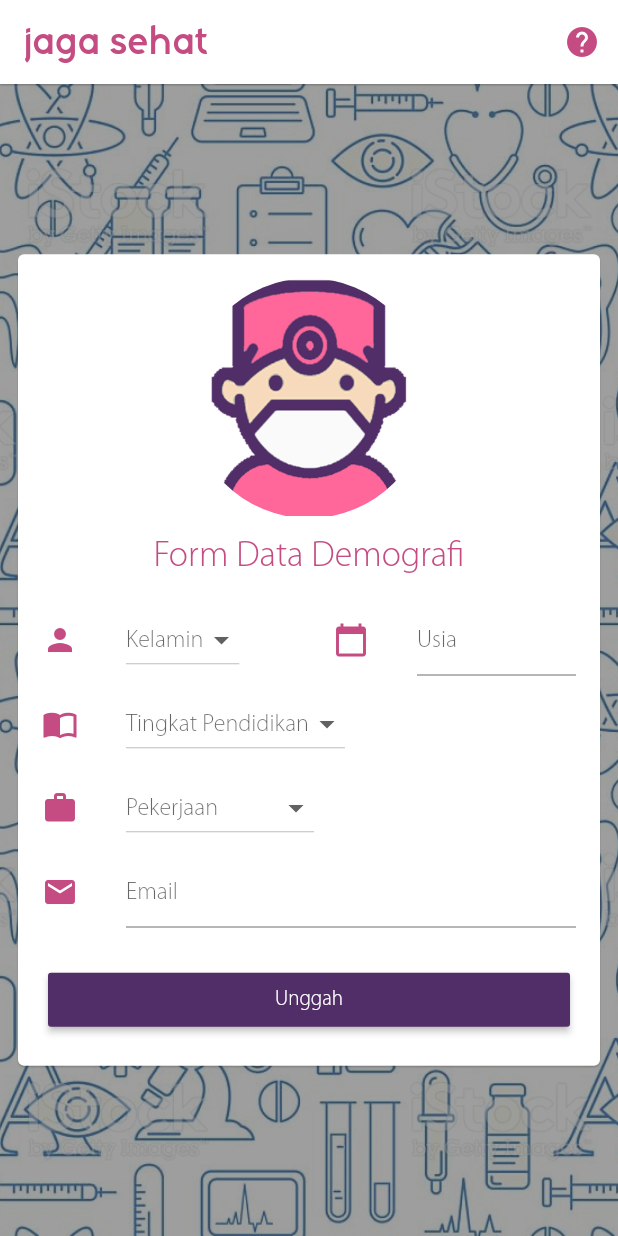
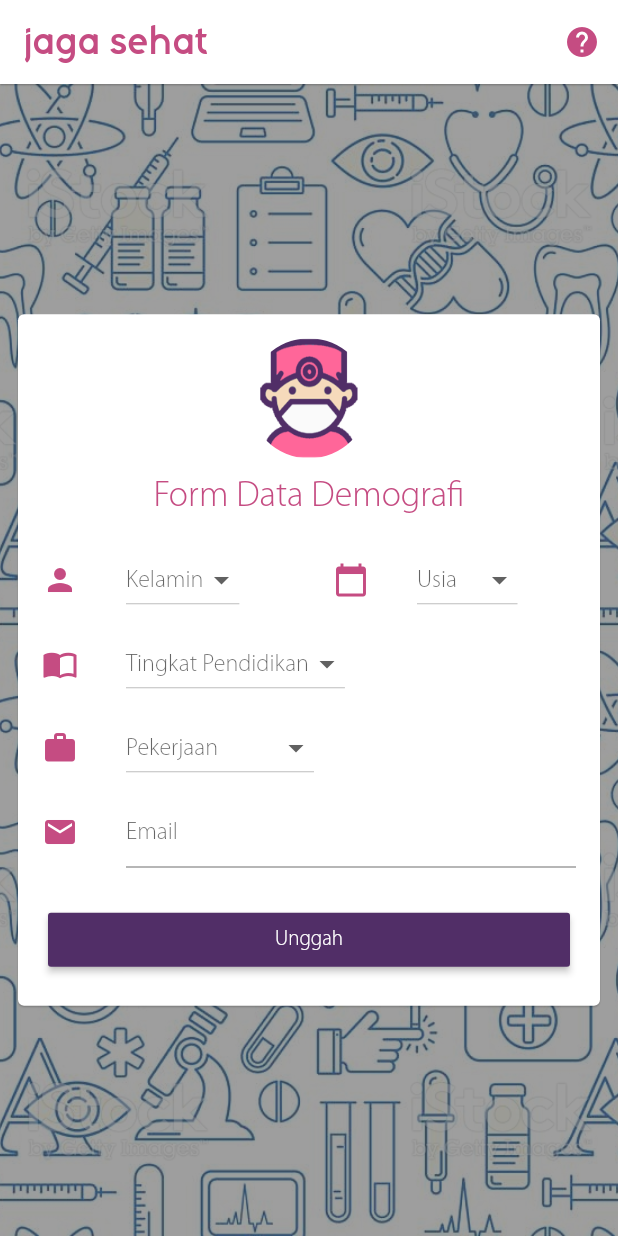
Before and after one commit to IbnuAhsani/Jaga-Sehat, a Flutter app: the screen it shows after launch, on a phone screen of 412 x 824 dp. Run offline on Flutter 3.47's test engine with Material 2 defaults, Android fonts, the phone set to English and light mode, and no system bars; our stand-ins replace firebase_core, firebase_database, share, shared_preferences; accounts and stored records are empty.

Commit message:
Change Usia Text Field to Dropdown Button

```diff
--- a/lib/formScreen.dart
+++ b/lib/formScreen.dart
@@ -12,7 +12,7 @@ class FormScreen extends StatefulWidget {
 }
 
 class _FormScreenState extends State<FormScreen> {
-  String selectedJk, selectedPendidikan, selectedPekerjaan;
+  String selectedJk, selectedUsia, selectedPendidikan, selectedPekerjaan;
   Map<String, String> timeStamp;
   Item item;
   List<Item> items = List();
@@ -80,22 +80,39 @@ class _FormScreenState extends State<FormScreen> {
       ),
     );
 
-    var usiaTextField = TextFormField(
-      decoration: InputDecoration(hintText: "Usia"),
-      keyboardType: TextInputType.number,
-      initialValue: "",
-      onSaved: (val) => item.usia = val,
-      validator: (value) => value.isEmpty ? 'Email can\'t be empty' : null,
+    var usiaDropdown = DropdownButton<String>(
+      hint: Text('Usia'),
+      value: selectedUsia,
+      onChanged: (newVal) {
+        item.usia = newVal;
+        setState(() {
+          selectedUsia = newVal;
+        });
+      },
+      items: <String>[
+        '6 - 17',
+        '18 - 29',
+        '30 - 45',
+        '46 - 60',
+        '60+',
+      ].map((String value) {
+        return DropdownMenuItem<String>(
+          value: value,
+          child: Text(value),
+        );
+      }).toList(),
     );
 
-    var usiaInput = Expanded(
+    var usiaInput = Flexible(
       child: ListTile(
-        dense: true,
         leading: const Icon(
           Icons.calendar_today,
           color: const Color(0xFFC54C82),
         ),
-        title: usiaTextField,
+        title: Row(
+          mainAxisSize: MainAxisSize.min,
+          children: <Widget>[usiaDropdown],
+        ),
       ),
     );
 
@@ -220,7 +237,7 @@ class _FormScreenState extends State<FormScreen> {
                               mainAxisSize: MainAxisSize.min,
                               crossAxisAlignment: CrossAxisAlignment.center,
                               children: <Widget>[
-                                Logo(160.0),
+                                Logo(80.0),
                                 FormTitle(),
                                 Form(
                                   key: formKey,
@@ -307,22 +324,13 @@ class _FormScreenState extends State<FormScreen> {
                                       children: <Widget>[
                                         Row(
                                           children: <Widget>[
-                                            Icon(
-                                              Icons.person,
-                                              color: Color(0xFFC54C82),
-                                            ),
+                                            CustomIcon(Icons.person),
                                             RowDivider(16.0),
                                             jkDropdown,
-                                            RowDivider(32.0),
-                                            Icon(
-                                              Icons.calendar_today,
-                                              color: Color(0xFFC54C82),
-                                            ),
+                                            RowDivider(46.0),
+                                            CustomIcon(Icons.calendar_today),
                                             RowDivider(16.0),
-                                            Container(
-                                              width: 50.0,
-                                              child: usiaTextField,
-                                            ),
+                                            usiaDropdown
                                           ],
                                         ),
                                         CustomRow(
@@ -330,16 +338,13 @@ class _FormScreenState extends State<FormScreen> {
                                         CustomRow(
                                           Icons.email,
                                           Container(
-                                            width: 190.0,
+                                            width: 255.0,
                                             child: emailTextField,
                                           ),
                                         ),
                                         Row(
                                           children: <Widget>[
-                                            Icon(
-                                              Icons.work,
-                                              color: Color(0xFFC54C82),
-                                            ),
+                                            CustomIcon(Icons.work),
                                             RowDivider(16.0),
                                             pekDropdown,
                                             RowDivider(8.0),
@@ -392,9 +397,13 @@ class RowDivider extends Container {
   RowDivider(double d) : super(margin: EdgeInsets.only(right: d));
 }
 
+class CustomIcon extends Icon{
+  CustomIcon(IconData icon) : super(icon, color: Color(0xFFC54C82));
+}
+
 class CustomRow extends StatelessWidget {
-  IconData icon;
-  Widget widget;
+  final IconData icon;
+  final Widget widget;
 
   CustomRow(this.icon, this.widget);
 
@@ -402,10 +411,7 @@ class CustomRow extends StatelessWidget {
   Widget build(BuildContext context) {
     return Row(
       children: <Widget>[
-        Icon(
-          this.icon,
-          color: Color(0xFFC54C82),
-        ),
+        CustomIcon(this.icon),
         RowDivider(16.0),
         this.widget,
       ],
@@ -414,7 +420,7 @@ class CustomRow extends StatelessWidget {
 }
 
 class Logo extends StatelessWidget {
-  double radius;
+  final double radius;
 
   Logo(this.radius);
 
```
